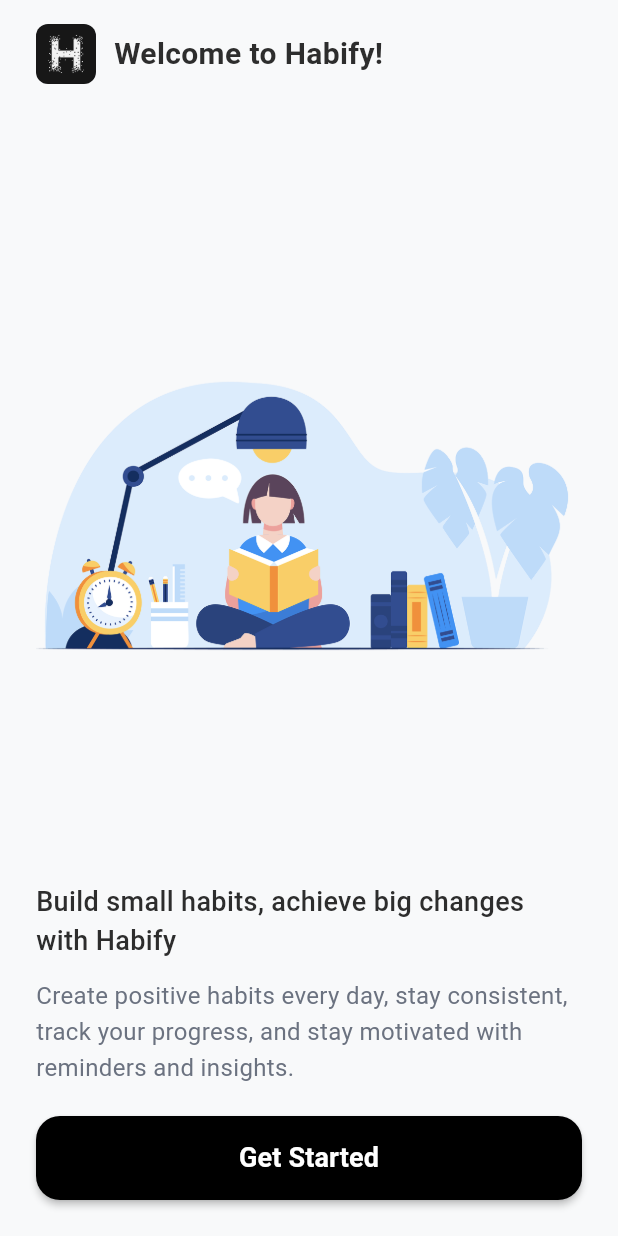
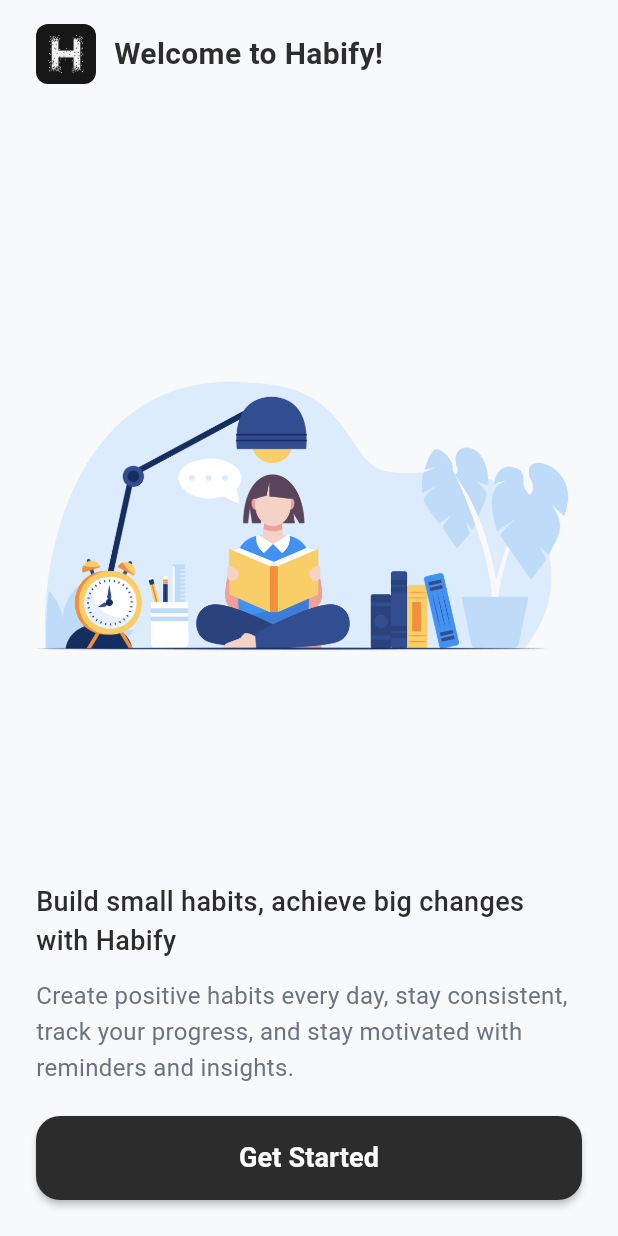
Before and after one commit to ahmed-sufi7/Habify, a Flutter app: the screen it shows after launch, on a phone screen of 412 x 824 dp. Run offline on Flutter 3.47's test engine with Material 3 defaults, Android fonts, the phone set to English and light mode, and no system bars; our stand-ins replace audioplayers, firebase_core, flutter_local_notifications, shared_preferences, sqflite, sqflite_common_ffi_web and 1 more; accounts and stored records are empty.

Commit message:
Intro screen fixes

```diff
--- a/lib/screens/add_habit/add_habit_screen.dart
+++ b/lib/screens/add_habit/add_habit_screen.dart
@@ -726,7 +726,6 @@ class _AddHabitScreenState extends State<AddHabitScreen> with TickerProviderStat
                 shape: RoundedRectangleBorder(
                   borderRadius: BorderRadius.circular(12), // Decreased border radius
                 ),
-                padding: const EdgeInsets.all(18), // components.primaryButton.padding
               ),
               child: _isSaving
                 ? const SizedBox(
--- a/lib/screens/intro/intro_screen.dart
+++ b/lib/screens/intro/intro_screen.dart
@@ -88,10 +88,6 @@ class _IntroScreenState extends State<IntroScreen> with TickerProviderStateMixin
     }
   }
 
-  void _skipToMain() {
-    // Skip to main app without additional setup
-    Navigator.of(context).pushReplacementNamed('/');
-  }
 
   void _completeSetup() async {
     // Add button press animation
@@ -102,8 +98,13 @@ class _IntroScreenState extends State<IntroScreen> with TickerProviderStateMixin
     final name = _nameController.text.trim();
     final ageText = _ageController.text.trim();
 
-    // Validate name (optional but if provided should be reasonable)
-    if (name.isNotEmpty && name.length < 2) {
+    // Validate name (required)
+    if (name.isEmpty) {
+      _showErrorDialog('Please enter your name to continue');
+      return;
+    }
+
+    if (name.length < 2) {
       _showErrorDialog('Name must be at least 2 characters long');
       return;
     }
@@ -129,9 +130,7 @@ class _IntroScreenState extends State<IntroScreen> with TickerProviderStateMixin
     try {
       // Save user data
       final settingsProvider = context.read<AppSettingsProvider>();
-      if (name.isNotEmpty) {
-        await settingsProvider.setUserName(name);
-      }
+      await settingsProvider.setUserName(name);
       if (_selectedGender != null) {
         await settingsProvider.setUserGender(_selectedGender!);
       }
@@ -427,7 +426,7 @@ class _IntroScreenState extends State<IntroScreen> with TickerProviderStateMixin
                           child: ElevatedButton(
                             onPressed: _nextStep,
                             style: ElevatedButton.styleFrom(
-                              backgroundColor: primaryDark,
+                              backgroundColor: const Color(0xFF2C2C2C),
                               foregroundColor: white,
                               shape: RoundedRectangleBorder(
                                 borderRadius: BorderRadius.circular(16),
@@ -461,36 +460,10 @@ class _IntroScreenState extends State<IntroScreen> with TickerProviderStateMixin
     return SafeArea(
       child: Column(
         children: [
-          // Header with skip button
-          Container(
-            width: double.infinity,
-            padding: const EdgeInsets.symmetric(horizontal: 24, vertical: 8),
-            child: Row(
-              mainAxisAlignment: MainAxisAlignment.end,
-              children: [
-                TextButton(
-                  onPressed: _skipToMain,
-                  style: TextButton.styleFrom(
-                    backgroundColor: Colors.transparent,
-                    overlayColor: Colors.transparent,
-                    splashFactory: NoSplash.splashFactory,
-                  ),
-                  child: const Text(
-                    'Skip',
-                    style: TextStyle(
-                      fontSize: 16,
-                      fontWeight: FontWeight.w500,
-                      color: textPrimary,
-                    ),
-                  ),
-                ),
-              ],
-            ),
-          ),
           // Scrollable content area
           Expanded(
             child: Padding(
-              padding: const EdgeInsets.fromLTRB(24, 0, 24, 24),
+              padding: const EdgeInsets.fromLTRB(24, 36, 24, 24),
               child: SingleChildScrollView(
                 child: Column(
                   children: [
@@ -504,13 +477,13 @@ class _IntroScreenState extends State<IntroScreen> with TickerProviderStateMixin
                   child: ClipOval(
                     child: Image.asset(
                       'assets/logos/logo_black_bg.png',
-                      width: 60,
-                      height: 60,
+                      width: 65,
+                      height: 65,
                       fit: BoxFit.cover,
                       errorBuilder: (context, error, stackTrace) {
                         return Container(
-                          width: 60,
-                          height: 60,
+                          width: 65,
+                          height: 65,
                           decoration: const BoxDecoration(
                             color: primaryDark,
                             shape: BoxShape.circle,
@@ -737,7 +710,7 @@ class _IntroScreenState extends State<IntroScreen> with TickerProviderStateMixin
                     child: ElevatedButton(
                       onPressed: _isLoading ? null : _completeSetup,
                       style: ElevatedButton.styleFrom(
-                        backgroundColor: _isLoading ? textSecondary : primaryDark,
+                        backgroundColor: _isLoading ? textSecondary : const Color(0xFF2C2C2C),
                         foregroundColor: white,
                         shape: RoundedRectangleBorder(
                           borderRadius: BorderRadius.circular(16),
```
